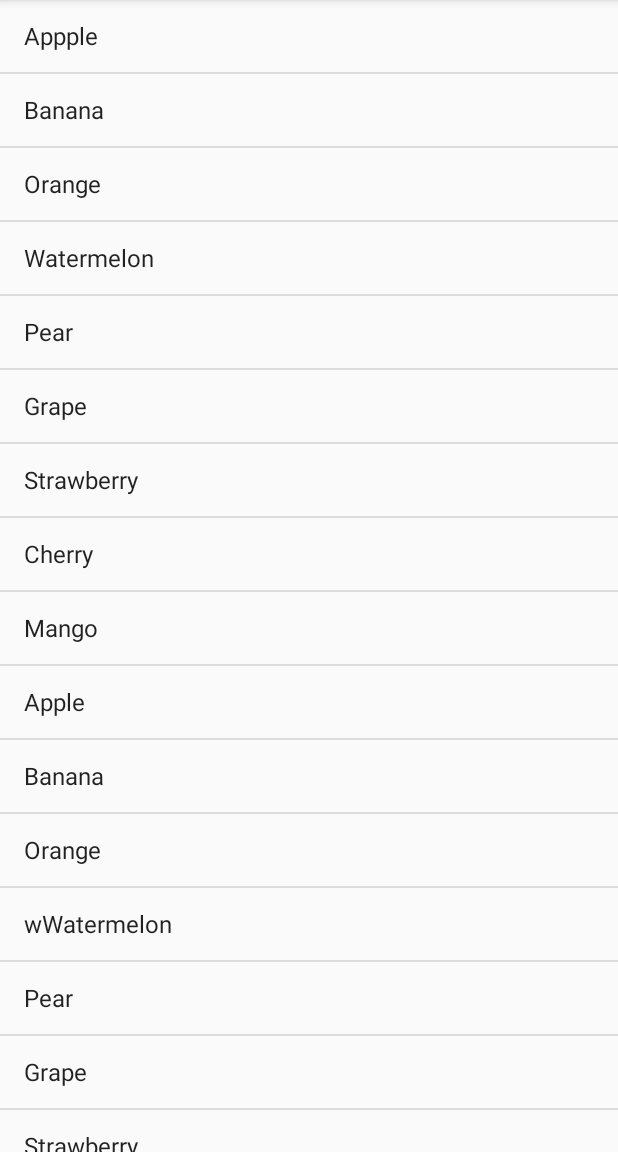
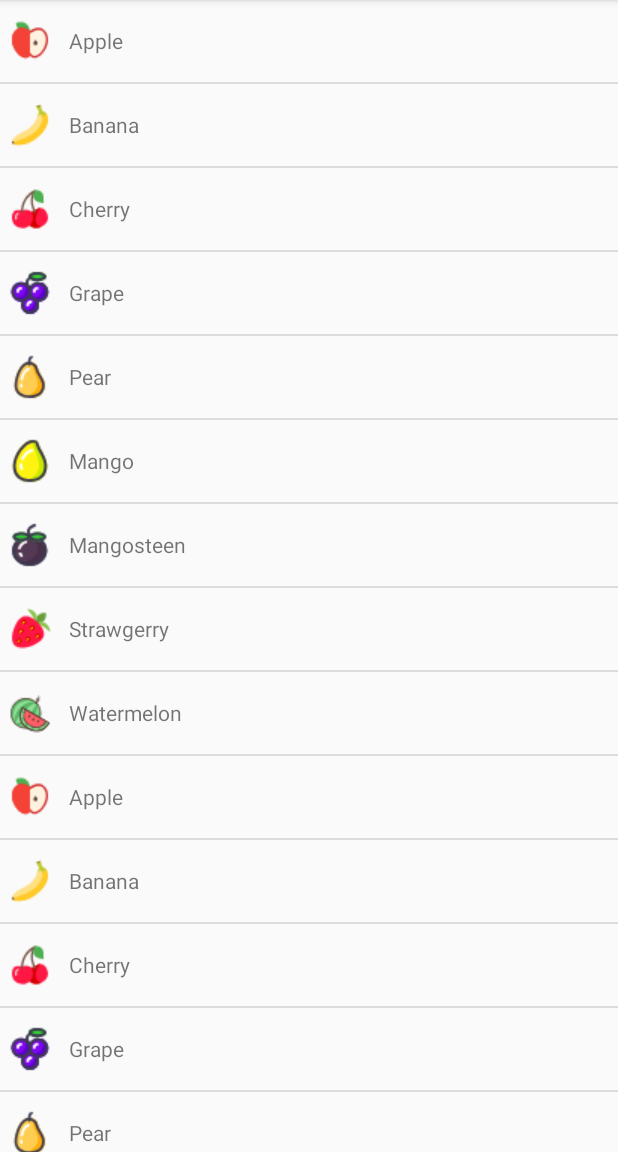
Before and after one commit to caoxiemeihao/learn-android, an Android app: the screen it shows after launch (MainActivity), on a phone screen of 412 x 824 dp, the part 84-1236 px from its top. Run offline under Robolectric (Android 15) with nearby library versions, the phone set to English and light mode, and no system bars.

Commit message:
19-03-31 ListView practice.

```diff
--- /dev/null
+++ b/ListViewTest/app/src/main/java/com/atom/listviewtest/Fruit.java
@@ -0,0 +1,19 @@
+package com.atom.listviewtest;
+
+public class Fruit {
+    private String name;
+    private int imageId;
+
+    public Fruit(String name, int imageId) {
+        this.name = name;
+        this.imageId = imageId;
+    }
+
+    public String getName() {
+        return name;
+    }
+
+    public int getImageId() {
+        return imageId;
+    }
+}
--- /dev/null
+++ b/ListViewTest/app/src/main/java/com/atom/listviewtest/FruitAdapter.java
@@ -0,0 +1,58 @@
+package com.atom.listviewtest;
+
+import android.content.Context;
+import android.text.Layout;
+import android.view.LayoutInflater;
+import android.view.View;
+import android.view.ViewGroup;
+import android.widget.ArrayAdapter;
+import android.widget.ImageView;
+import android.widget.TextView;
+
+import java.util.List;
+
+public class FruitAdapter extends ArrayAdapter<Fruit> {
+    private int resourceId;
+
+    public FruitAdapter(Context context, int textViewResourceId, List<Fruit> objects) {
+        super(context, textViewResourceId, objects);
+        resourceId = textViewResourceId;
+    }
+
+    // 这个方法会在每个子项滚动到屏幕内时被触发
+    @Override
+    public View getView(int position, View convertView, ViewGroup parent) {
+        Fruit fruit = getItem(position); // 获取当前项的Fruit实例
+
+        // 性能改造方案
+        View view;
+        ViewHolder viewHolder;
+        if (convertView == null) {
+            view = LayoutInflater.from(getContext()).inflate(resourceId, parent, false);
+            viewHolder = new ViewHolder();
+            viewHolder.fruitImage = view.findViewById(R.id.fruit_image);
+            viewHolder.fruitText = view.findViewById(R.id.fruit_name);
+            view.setTag(viewHolder); // 将 ViewHolder 储存在 View 中
+        } else {
+            view = convertView;
+            viewHolder = (ViewHolder) view.getTag(); // 重新获取 ViewHolder
+        }
+
+        // 比较耗性能
+        // View view = LayoutInflater.from(getContext()).inflate(resourceId, parent, false);
+        // ImageView fruitImage = view.findViewById(R.id.fruit_image);
+        // TextView fruitText = view.findViewById(R.id.fruit_name);
+        // fruitImage.setImageResource(fruit.getImageId());
+        // fruitText.setText(fruit.getName());
+
+        viewHolder.fruitImage.setImageResource(fruit.getImageId());
+        viewHolder.fruitText.setText(fruit.getName());
+        return view;
+        // return super.getView(position, convertView, parent);
+    }
+
+    private class ViewHolder {
+        ImageView fruitImage;
+        TextView fruitText;
+    }
+}
--- a/ListViewTest/app/src/main/java/com/atom/listviewtest/MainActivity.java
+++ b/ListViewTest/app/src/main/java/com/atom/listviewtest/MainActivity.java
@@ -2,21 +2,66 @@ package com.atom.listviewtest;
 
 import android.support.v7.app.AppCompatActivity;
 import android.os.Bundle;
+import android.view.View;
+import android.widget.AdapterView;
 import android.widget.ArrayAdapter;
 import android.widget.ListView;
+import android.widget.Toast;
+
+import java.util.ArrayList;
+import java.util.List;
 
 public class MainActivity extends AppCompatActivity {
-    private String[] data = { "Appple", "Banana", "Orange", "Watermelon", "Pear", "Grape", "Strawberry",
-        "Cherry", "Mango", "Apple", "Banana", "Orange", "wWatermelon", "Pear", "Grape", "Strawberry",
-        "Cherry", "Mango", };
+    private String[] data = {"Appple", "Banana", "Orange", "Watermelon", "Pear", "Grape", "Strawberry",
+            "Cherry", "Mango", "Apple", "Banana", "Orange", "Watermelon", "Pear", "Grape", "Strawberry",
+            "Cherry", "Mango",};
+
+    private List<Fruit> fruitList = new ArrayList<>();
 
     @Override
     protected void onCreate(Bundle savedInstanceState) {
         super.onCreate(savedInstanceState);
         setContentView(R.layout.activity_main);
+        /*
         ArrayAdapter<String> adapter = new ArrayAdapter<String>(
             this, android.R.layout.simple_list_item_1, data);
         ListView listView = findViewById(R.id.list_view);
         listView.setAdapter(adapter);
+        */
+        initFruits();
+        FruitAdapter fruitAdapter = new FruitAdapter(this, R.layout.fruit_item, fruitList);
+        ListView listView = findViewById(R.id.list_view);
+        listView.setAdapter(fruitAdapter);
+        listView.setOnItemClickListener(new AdapterView.OnItemClickListener() {
+            @Override
+            public void onItemClick(AdapterView<?> adapterView, View view, int position, long id) {
+                Fruit fruit = fruitList.get(position);
+                Toast.makeText(MainActivity.this, fruit.getName(), Toast.LENGTH_SHORT).show();
+            }
+        });
+
+    }
+
+    private void initFruits() {
+        for (int i = 0; i < 2; i++) {
+            Fruit apple = new Fruit("Apple", R.drawable.apple_pic);
+            fruitList.add(apple);
+            Fruit banana = new Fruit("Banana", R.drawable.banana_pic);
+            fruitList.add(banana);
+            Fruit cherry = new Fruit("Cherry", R.drawable.cherry_pic);
+            fruitList.add(cherry);
+            Fruit grape = new Fruit("Grape", R.drawable.grape_pic);
+            fruitList.add(grape);
+            Fruit pear = new Fruit("Pear", R.drawable.pear_pic);
+            fruitList.add(pear);
+            Fruit mango = new Fruit("Mango", R.drawable.mango_pic);
+            fruitList.add(mango);
+            Fruit mangosteen = new Fruit("Mangosteen", R.drawable.mangosteen_pic);
+            fruitList.add(mangosteen);
+            Fruit strawberry = new Fruit("Strawgerry", R.drawable.strawberry_pic);
+            fruitList.add(strawberry);
+            Fruit watermelon = new Fruit("Watermelon", R.drawable.watermelon_pic);
+            fruitList.add(watermelon);
+        }
     }
 }
--- /dev/null
+++ b/ListViewTest/app/src/main/res/layout/fruit_item.xml
@@ -0,0 +1,22 @@
+<?xml version="1.0" encoding="utf-8"?>
+<LinearLayout xmlns:android="http://schemas.android.com/apk/res/android"
+    android:layout_width="match_parent"
+    android:layout_height="match_parent"
+    android:paddingLeft="4dp"
+    android:paddingRight="4dp"
+    android:paddingTop="11dp"
+    android:paddingBottom="11dp">
+
+    <ImageView
+        android:id="@+id/fruit_image"
+        android:layout_width="wrap_content"
+        android:layout_height="wrap_content" />
+
+    <TextView
+        android:id="@+id/fruit_name"
+        android:layout_width="wrap_content"
+        android:layout_height="wrap_content"
+        android:layout_gravity="center_vertical"
+        android:layout_marginLeft="10dp"/>
+
+</LinearLayout>
```
Also changed, not shown: ListViewTest/app/src/main/res/drawable/apple_pic.png (added), ListViewTest/app/src/main/res/drawable/banana_pic.png (added), ListViewTest/app/src/main/res/drawable/cherry_pic.png (added), ListViewTest/app/src/main/res/drawable/grape_pic.png (added), ListViewTest/app/src/main/res/drawable/mango_pic.png (added), ListViewTest/app/src/main/res/drawable/mangosteen_pic.png (added), ListViewTest/app/src/main/res/drawable/pear_pic.png (added), ListViewTest/app/src/main/res/drawable/strawberry_pic.png (added), ListViewTest/app/src/main/res/drawable/watermelon_pic.png (added).
